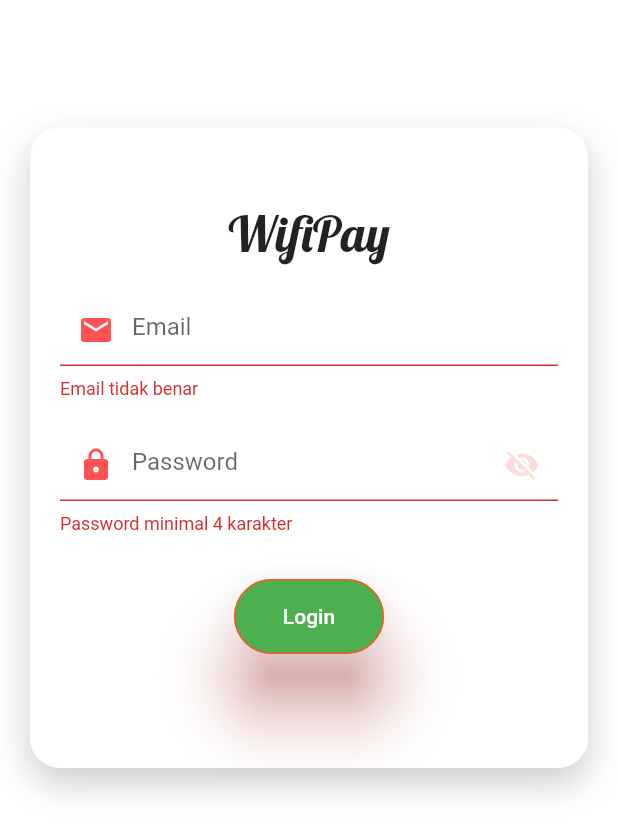
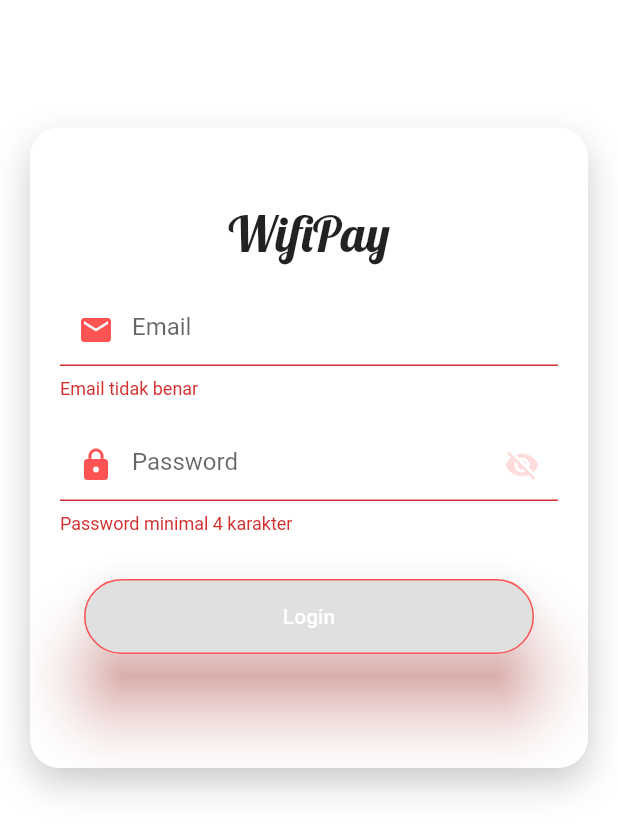
Before and after one commit to jhonwick88/market_place_flutter, a Flutter app: the screen it shows after launch, after a tap on "Login", on a phone screen of 412 x 824 dp. Shown: the top 834 px of the screen. Run offline on Flutter 3.47's test engine with Material 2 defaults, Android fonts, the phone set to English and light mode, and no system bars; our stand-ins replace dio, retrofit, shared_preferences; Roboto replaces fonts that are missing (Poppins).

Commit message:
update login design

```diff
--- a/lib/screens/login_page.dart
+++ b/lib/screens/login_page.dart
@@ -29,13 +29,14 @@ class _LoginPageState extends State<LoginPage> {
     return ProgressHUD(
         child: _uiLogin(context),
         inAsyncCall: isApiCallProcess,
-        color: Colors.green);
+        color: Theme.of(context).primaryColor);
   }
 
   Widget _uiLogin(BuildContext context) {
     return Scaffold(
         key: scaffoldKey,
-        backgroundColor: Colors.white, //Theme.of(context).accentColor,
+        backgroundColor:
+            Theme.of(context).primaryColor, //Theme.of(context).accentColor,
         body: SingleChildScrollView(
           child: Column(
             children: <Widget>[
@@ -132,11 +133,12 @@ class _LoginPageState extends State<LoginPage> {
                           TextButton(
                               style: TextButton.styleFrom(
                                 primary: Colors.white,
-                                backgroundColor: Colors.green,
+                                backgroundColor: Theme.of(context).buttonColor,
                                 side: BorderSide(
-                                    color: Colors.deepOrange, width: 1),
+                                    color: Theme.of(context).accentColor,
+                                    width: 1),
                                 elevation: 20,
-                                minimumSize: Size(100, 50),
+                                minimumSize: Size(300, 50),
                                 shadowColor: Colors.red,
                                 shape: RoundedRectangleBorder(
                                     borderRadius: BorderRadius.circular(30)),
@@ -156,11 +158,13 @@ class _LoginPageState extends State<LoginPage> {
                                   if (respon.code == 0) {
                                     var data = UserLogin.fromJson(respon.data);
                                     pref.write(key: "token", value: data.token);
-                                    print("data user token " + data.token);
-                                    Navigator.push(
+                                    //  print("data user token " + data.token);
+                                    //  Navigator.pushReplacement(context, newRoute)
+                                    Navigator.pushReplacement(
                                       context,
                                       MaterialPageRoute(
-                                          builder: (context) => MyApp()),
+                                          builder: (context) =>
+                                              MyStatefulWidget()),
                                     );
                                   } else {
                                     final snackBar = SnackBar(
@@ -171,14 +175,6 @@ class _LoginPageState extends State<LoginPage> {
                                   }
                                 }
                               },
-                              // onPressed: (){
-                              //   setState(() {
-                              //     if(_formKey.currentState!.validate()){
-                              //       isApiCallProcess = true;
-                              //     }
-                              //
-                              //   });
-                              // },
                               child: Text('Login')),
                           SizedBox(height: 30),
                           Text(response)
```
